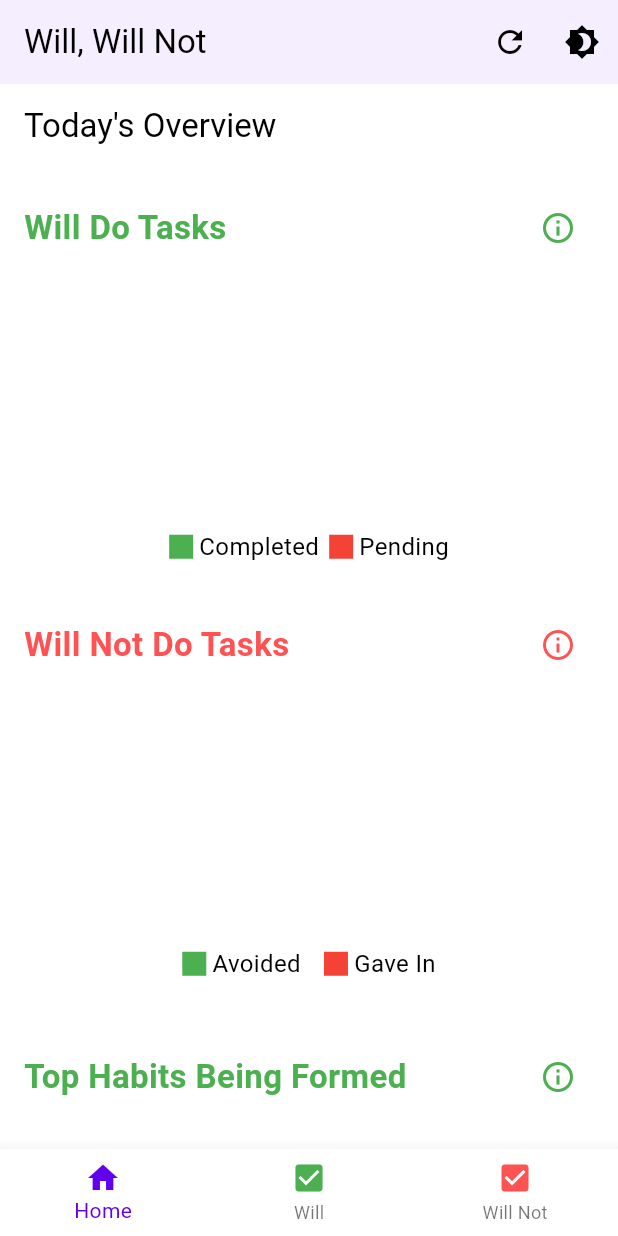
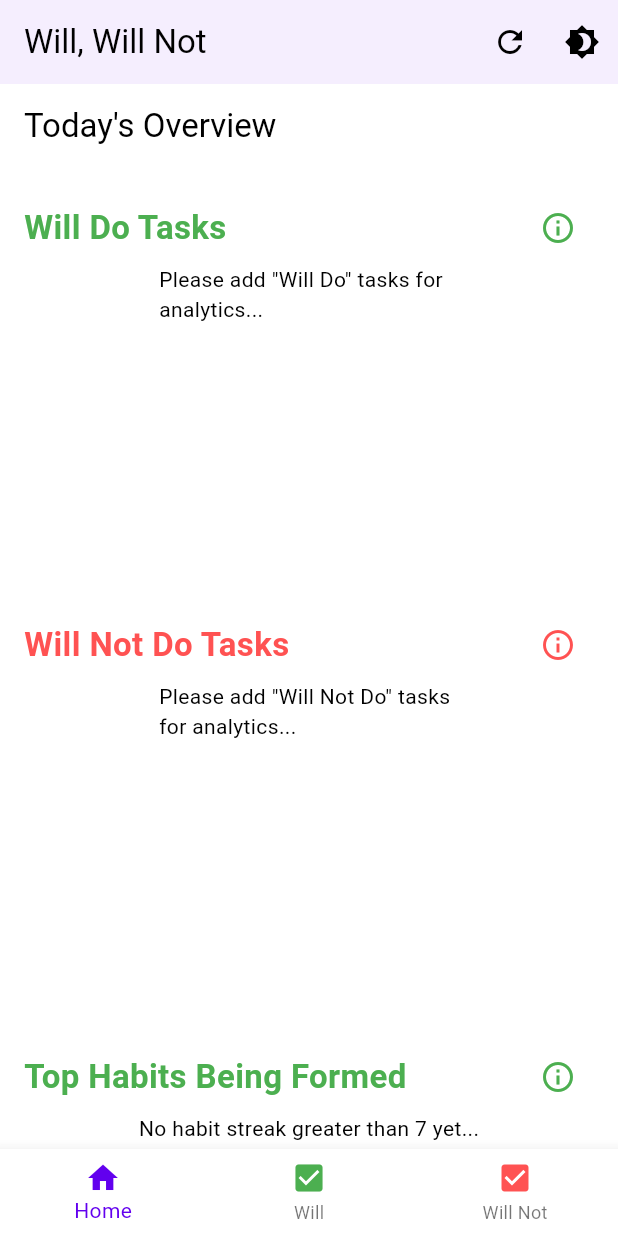
Before and after one commit to mavsankar/will_willnot, a Flutter app: the screen it shows after launch, on a phone screen of 412 x 824 dp. Run offline on Flutter 3.47's test engine with Material 3 defaults, Android fonts, the phone set to English and light mode, and no system bars; drawn by our look-alikes of fl_chart.

Commit message:
Name changes

```diff
--- a/lib/screens/home_screen.dart
+++ b/lib/screens/home_screen.dart
@@ -56,7 +56,7 @@ class _HomeScreenState extends State<HomeScreen> {
                 SizedBox(
                   height: 200,
                   width: 200,
-                  child: TasksPieChart(
+                  child: doneWillDoTasksCount + pendingWillDoTasksCount ==0 ? const Text('Please add "Will Do" tasks for analytics...') : TasksPieChart(
                     doneTasksCount: doneWillDoTasksCount,
                     pendingTasksCount: pendingWillDoTasksCount,
                     doneText: 'Completed',
@@ -73,7 +73,7 @@ class _HomeScreenState extends State<HomeScreen> {
                 SizedBox(
                   height: 200,
                   width: 200,
-                  child: TasksPieChart(
+                  child: doneWillNotDoTasksCount+pendingWillNotDoTasksCount == 0? const Text('Please add "Will Not Do" tasks for analytics...'): TasksPieChart(
                     doneTasksCount: doneWillNotDoTasksCount,
                     pendingTasksCount: pendingWillNotDoTasksCount,
                     doneText: 'Avoided',
@@ -87,7 +87,7 @@ class _HomeScreenState extends State<HomeScreen> {
                   color: Colors.green,
                 ),
                 Column(
-                  children: topWillDoTasks
+                  children: topWillDoTasks.isEmpty? [const Text("No habit streak greater than 7 yet...")] : topWillDoTasks
                       .map((task) =>
                           Text('${task.title} - Streak: ${task.streak}',
                               style: const TextStyle(
@@ -101,7 +101,7 @@ class _HomeScreenState extends State<HomeScreen> {
                     tooltipMessage: 'Habits avoided for more than 7 days',
                     color: Colors.redAccent),
                 Column(
-                  children: topWillNotDoTasks
+                  children: topWillNotDoTasks.isEmpty?[Text('No habit avoided for more than 7 days...')]: topWillNotDoTasks
                       .map((task) =>
                           Text('${task.title} - Streak: ${task.streak}',
                               style: const TextStyle(
```
Also changed, not shown: 6 other files.
